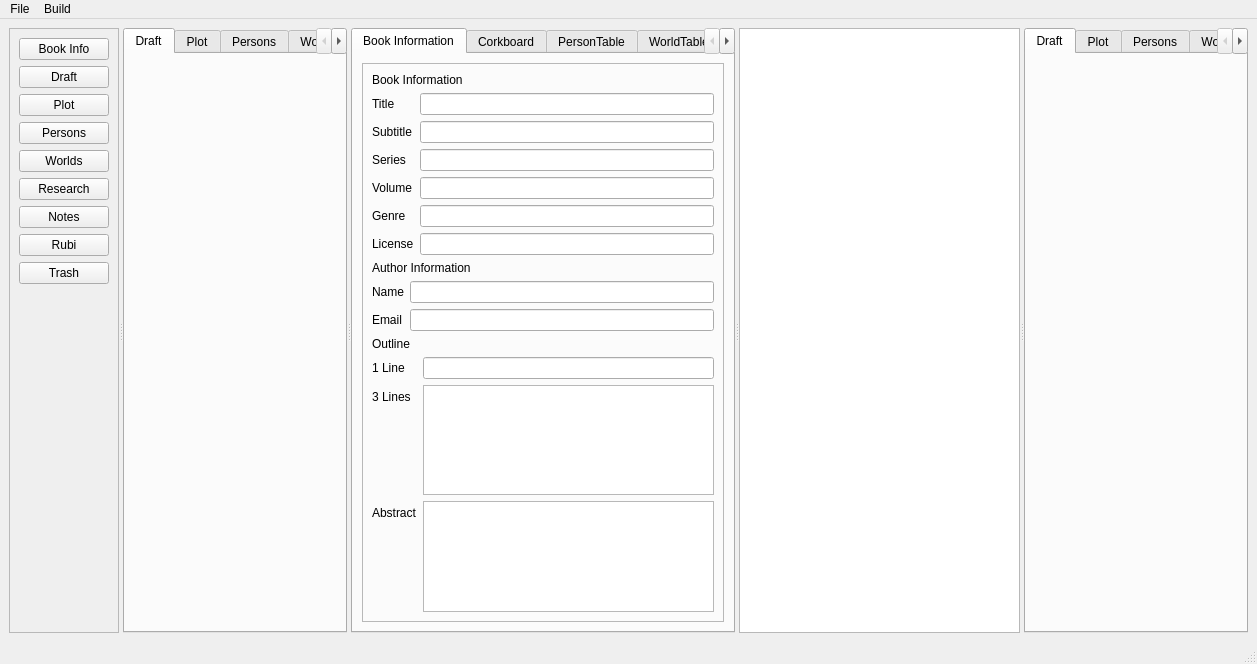
NovelLab/sms-editor1, file mainwindow.ui: the form before one commit.
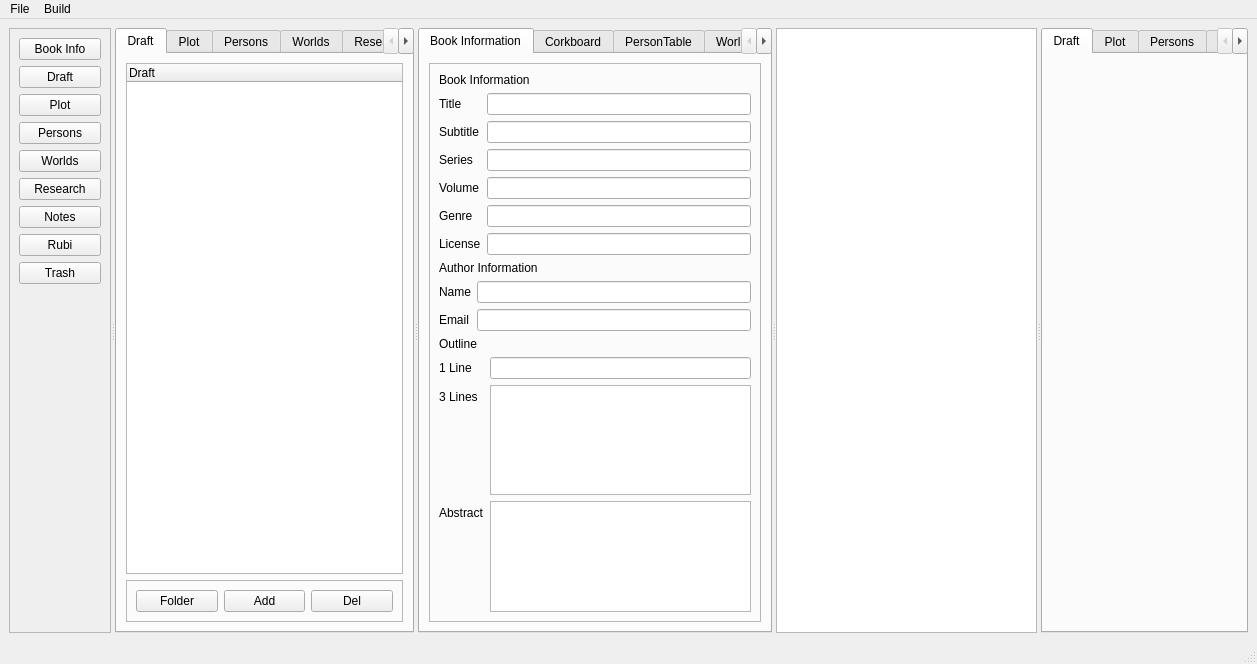
The form after the commit. Custom widgets are drawn as their Qt base class.

Commit message: Add: draft tree view.

```diff
--- a/mainwindow.ui
+++ b/mainwindow.ui
@@ -114,6 +114,50 @@
         <attribute name="title">
          <string>Draft</string>
         </attribute>
+        <layout class="QVBoxLayout" name="verticalLayout_7">
+         <item>
+          <widget class="DraftTree" name="draftTreeView">
+           <column>
+            <property name="text">
+             <string>Draft</string>
+            </property>
+           </column>
+          </widget>
+         </item>
+         <item>
+          <widget class="QFrame" name="frame_3">
+           <property name="frameShape">
+            <enum>QFrame::StyledPanel</enum>
+           </property>
+           <property name="frameShadow">
+            <enum>QFrame::Raised</enum>
+           </property>
+           <layout class="QHBoxLayout" name="horizontalLayout">
+            <item>
+             <widget class="QPushButton" name="btnFolderDraft">
+              <property name="text">
+               <string>Folder</string>
+              </property>
+             </widget>
+            </item>
+            <item>
+             <widget class="QPushButton" name="btnAddDraft">
+              <property name="text">
+               <string>Add</string>
+              </property>
+             </widget>
+            </item>
+            <item>
+             <widget class="QPushButton" name="btnDelDraft">
+              <property name="text">
+               <string>Del</string>
+              </property>
+             </widget>
+            </item>
+           </layout>
+          </widget>
+         </item>
+        </layout>
        </widget>
        <widget class="QWidget" name="tabPlotTree">
         <attribute name="title">
@@ -467,6 +511,13 @@
    </property>
   </action>
  </widget>
+ <customwidgets>
+  <customwidget>
+   <class>DraftTree</class>
+   <extends>QTreeWidget</extends>
+   <header>views/drafttree.h</header>
+  </customwidget>
+ </customwidgets>
  <resources/>
  <connections/>
 </ui>
```
The commit also changes 6 other files.
